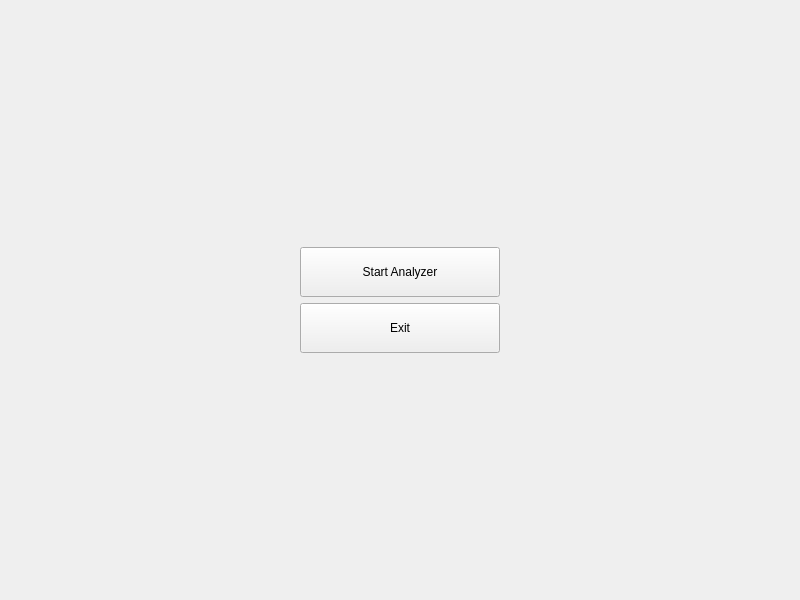
FedarKryvitski/Spectrum-analyzer, file cpp-analyzer/src/ui/windows/mainwindow.ui: the form before one commit.
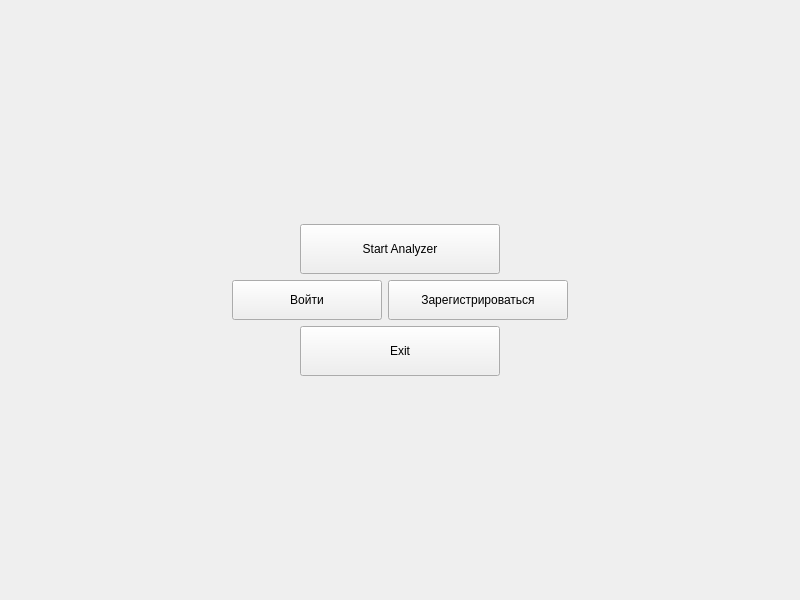
The form after the commit.

What changed in the file:
```diff
--- a/cpp-analyzer/src/ui/windows/mainwindow.ui
+++ b/cpp-analyzer/src/ui/windows/mainwindow.ui
@@ -78,6 +78,62 @@
           </item>
          </layout>
         </item>
+        <item>
+         <layout class="QHBoxLayout" name="authButtonsLayout">
+          <item>
+           <spacer name="horizontalSpacer_left_auth">
+            <property name="orientation">
+             <enum>Qt::Orientation::Horizontal</enum>
+            </property>
+            <property name="sizeHint" stdset="0">
+             <size>
+              <width>0</width>
+              <height>0</height>
+             </size>
+            </property>
+           </spacer>
+          </item>
+          <item>
+           <widget class="QPushButton" name="loginButton">
+            <property name="minimumSize">
+             <size>
+              <width>150</width>
+              <height>40</height>
+             </size>
+            </property>
+            <property name="text">
+             <string>Войти</string>
+            </property>
+           </widget>
+          </item>
+          <item>
+           <widget class="QPushButton" name="registerButton">
+            <property name="minimumSize">
+             <size>
+              <width>180</width>
+              <height>40</height>
+             </size>
+            </property>
+            <property name="text">
+             <string>Зарегистрироваться</string>
+            </property>
+           </widget>
+          </item>
+          <item>
+           <spacer name="horizontalSpacer_right_auth">
+            <property name="orientation">
+             <enum>Qt::Orientation::Horizontal</enum>
+            </property>
+            <property name="sizeHint" stdset="0">
+             <size>
+              <width>0</width>
+              <height>0</height>
+             </size>
+            </property>
+           </spacer>
+          </item>
+         </layout>
+        </item>
         <item>
          <layout class="QHBoxLayout" name="exitButtonLayout">
           <item>
```
